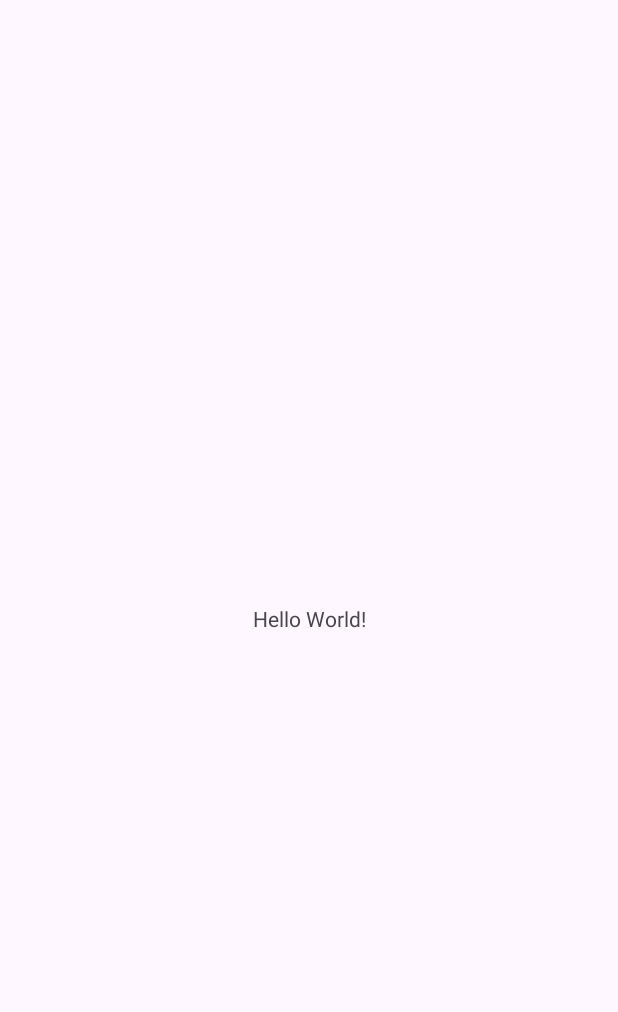
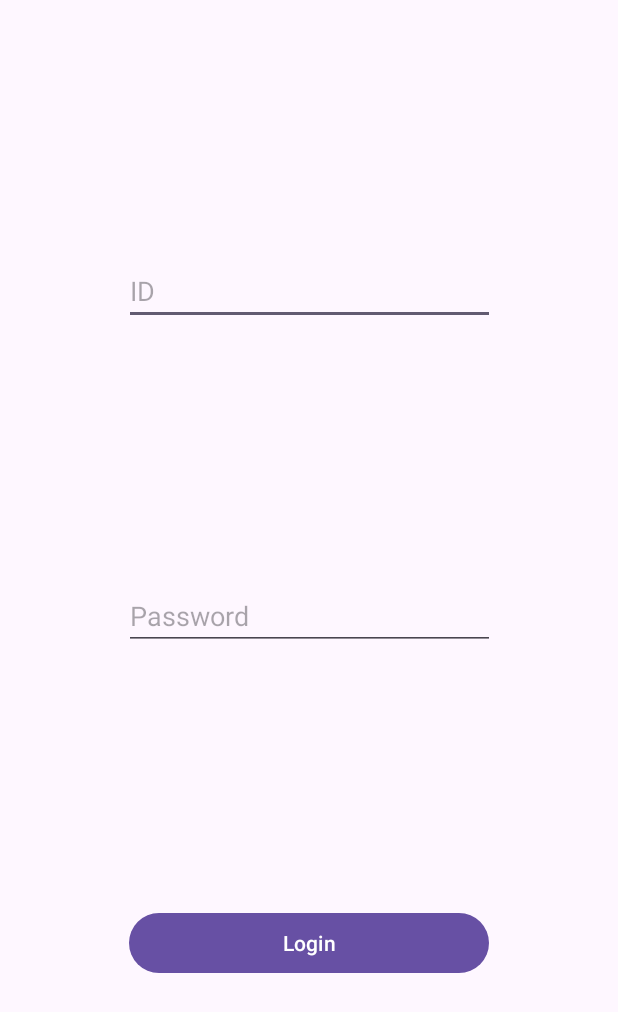
Before and after one commit to wlsdnqqq17/equal-rangers, an Android app: the screen it shows after launch (MainActivity before the commit, LoginActivity after it), on a phone screen of 412 x 824 dp. Before the commit the part shown is almost empty. Shown: the top 1012 px of the screen. Run offline under Robolectric (Android 15) with nearby library versions, the phone set to English and light mode, and no system bars.

Commit message:
✨ <feat> 로그인 구현

```diff
--- a/app/build.gradle.kts
+++ b/app/build.gradle.kts
@@ -45,4 +45,7 @@ dependencies {
     testImplementation(libs.junit)
     androidTestImplementation(libs.androidx.junit)
     androidTestImplementation(libs.androidx.espresso.core)
+    implementation(libs.gson)
+    implementation(libs.retrofit)
+    implementation(libs.converter.gson)
 }
--- a/app/src/main/AndroidManifest.xml
+++ b/app/src/main/AndroidManifest.xml
@@ -21,6 +21,7 @@
                 <category android:name="android.intent.category.LAUNCHER" />
             </intent-filter>
         </activity>
+        <activity android:name=".LoginActivity"/>
     </application>
 
 </manifest>
--- /dev/null
+++ b/app/src/main/java/com/example/project_equal/LoginActivity.kt
@@ -0,0 +1,68 @@
+package com.example.project_equal
+
+import android.os.Bundle
+import android.util.Log
+import android.widget.Button
+import android.widget.EditText
+import android.widget.Toast
+import androidx.appcompat.app.AlertDialog
+import androidx.appcompat.app.AppCompatActivity
+import com.example.project_equal.network.ApiService
+import com.example.project_equal.network.LoginRequest
+import com.example.project_equal.network.LoginResponse
+import com.example.project_equal.network.RetrofitClient
+import retrofit2.Call
+import retrofit2.Callback
+import retrofit2.Response
+
+
+class LoginActivity : AppCompatActivity() {
+
+    private lateinit var inputId: EditText
+    private lateinit var inputPassword: EditText
+    private lateinit var loginButton: Button
+
+    override fun onCreate(savedInstanceState: Bundle?) {
+        super.onCreate(savedInstanceState)
+        setContentView(R.layout.activity_login)
+
+        inputId = findViewById(R.id.inputId)
+        inputPassword = findViewById(R.id.inputPassword)
+        loginButton = findViewById(R.id.loginButton)
+
+        loginButton.setOnClickListener {
+            val id = inputId.text.toString()
+            val password = inputPassword.text.toString()
+
+            if (id.isEmpty() || password.isEmpty()) {
+                Toast.makeText(this, "ID와 Password를 입력하세요", Toast.LENGTH_SHORT).show()
+                return@setOnClickListener
+            }
+            loginUser(id, password)
+        }
+    }
+    private fun loginUser(id: String, password: String) {
+        val apiService = RetrofitClient.instance.create(ApiService::class.java)
+        val loginRequest = LoginRequest(userid = id, userpw = password)
+
+        apiService.login(loginRequest).enqueue(object : Callback<LoginResponse> {
+            override fun onResponse(call: Call<LoginResponse>, response: Response<LoginResponse>) {
+                if (response.isSuccessful) {
+                    val loginResponse = response.body()
+                    if (loginResponse != null && loginResponse.code == "0000") {
+                        Toast.makeText(this@LoginActivity, "Login successful!", Toast.LENGTH_SHORT).show()
+                        // Navigate to another activity
+                    } else {
+                        Toast.makeText(this@LoginActivity, loginResponse?.msg ?: "Login failed", Toast.LENGTH_SHORT).show()
+                    }
+                } else {
+                    Toast.makeText(this@LoginActivity, "Login failed", Toast.LENGTH_SHORT).show()
+                }
+            }
+
+            override fun onFailure(call: Call<LoginResponse>, t: Throwable) {
+                Toast.makeText(this@LoginActivity, "Error: " + t.message, Toast.LENGTH_SHORT).show()
+            }
+        })
+    }
+}
--- a/app/src/main/java/com/example/project_equal/MainActivity.kt
+++ b/app/src/main/java/com/example/project_equal/MainActivity.kt
@@ -1,5 +1,6 @@
 package com.example.project_equal
 
+import android.content.Intent
 import android.os.Bundle
 import androidx.activity.enableEdgeToEdge
 import androidx.appcompat.app.AppCompatActivity
@@ -9,6 +10,8 @@ import androidx.core.view.WindowInsetsCompat
 class MainActivity : AppCompatActivity() {
     override fun onCreate(savedInstanceState: Bundle?) {
         super.onCreate(savedInstanceState)
+        val intent = Intent(this@MainActivity, LoginActivity::class.java)
+        startActivity(intent)
         enableEdgeToEdge()
         setContentView(R.layout.activity_main)
         ViewCompat.setOnApplyWindowInsetsListener(findViewById(R.id.main)) { v, insets ->
--- /dev/null
+++ b/app/src/main/java/com/example/project_equal/network/ApiService.kt
@@ -0,0 +1,10 @@
+package com.example.project_equal.network
+
+import retrofit2.Call
+import retrofit2.http.Body
+import retrofit2.http.POST
+
+interface ApiService {
+    @POST("/login")
+    fun login(@Body login: LoginRequest): Call<LoginResponse>
+}
--- /dev/null
+++ b/app/src/main/java/com/example/project_equal/network/LoginRequest.kt
@@ -0,0 +1,3 @@
+package com.example.project_equal.network
+
+data class LoginRequest(val userid: String, val userpw: String)
--- /dev/null
+++ b/app/src/main/java/com/example/project_equal/network/LoginResponse.kt
@@ -0,0 +1,3 @@
+package com.example.project_equal.network
+
+data class LoginResponse(val code: String, val msg: String)
--- /dev/null
+++ b/app/src/main/res/layout/activity_login.xml
@@ -0,0 +1,48 @@
+<?xml version="1.0" encoding="utf-8"?>
+<androidx.constraintlayout.widget.ConstraintLayout xmlns:android="http://schemas.android.com/apk/res/android"
+    xmlns:app="http://schemas.android.com/apk/res-auto"
+    xmlns:tools="http://schemas.android.com/tools"
+    android:layout_width="match_parent"
+    android:layout_height="match_parent"
+    tools:context=".MainActivity">
+
+    <EditText
+        android:id="@+id/inputId"
+        android:layout_width="247dp"
+        android:layout_height="wrap_content"
+        android:ems="10"
+        android:inputType="text"
+        android:hint="ID"
+        app:layout_constraintStart_toStartOf="parent"
+        app:layout_constraintEnd_toEndOf="parent"
+        app:layout_constraintTop_toTopOf="parent"
+        app:layout_constraintBottom_toTopOf="@id/inputPassword"
+        app:layout_constraintVertical_bias="0.4"
+        />
+
+    <EditText
+        android:id="@+id/inputPassword"
+        android:layout_width="247dp"
+        android:layout_height="wrap_content"
+        android:ems="10"
+        android:inputType="textPassword"
+        android:hint="Password"
+        app:layout_constraintTop_toBottomOf="@id/inputId"
+        app:layout_constraintStart_toStartOf="parent"
+        app:layout_constraintEnd_toEndOf="parent"
+        app:layout_constraintBottom_toTopOf="@id/loginButton"
+        app:layout_constraintVertical_bias="0.2"
+        />
+
+    <Button
+        android:id="@+id/loginButton"
+        android:layout_width="240dp"
+        android:layout_height="wrap_content"
+        android:text="Login"
+        app:layout_constraintTop_toBottomOf="@id/inputPassword"
+        app:layout_constraintStart_toStartOf="parent"
+        app:layout_constraintEnd_toEndOf="parent"
+        app:layout_constraintBottom_toBottomOf="parent"
+        app:layout_constraintVertical_bias="0.3"
+        />
+</androidx.constraintlayout.widget.ConstraintLayout>
```
Also changed, not shown: app/src/main/java/com/example/project_equal/network/RetrofitClient.kt (added, +15 -0 lines), gradle/libs.versions.toml (+7 -2 lines).
